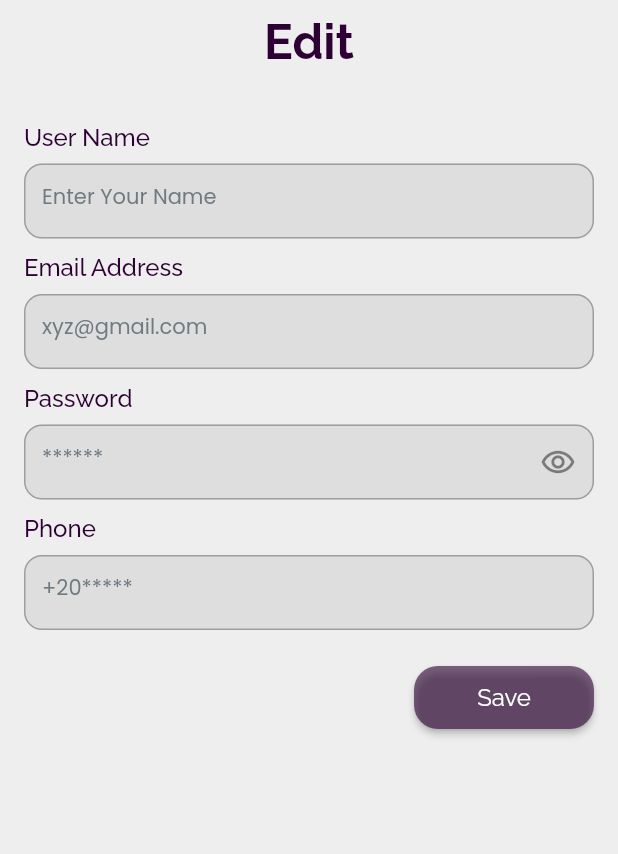
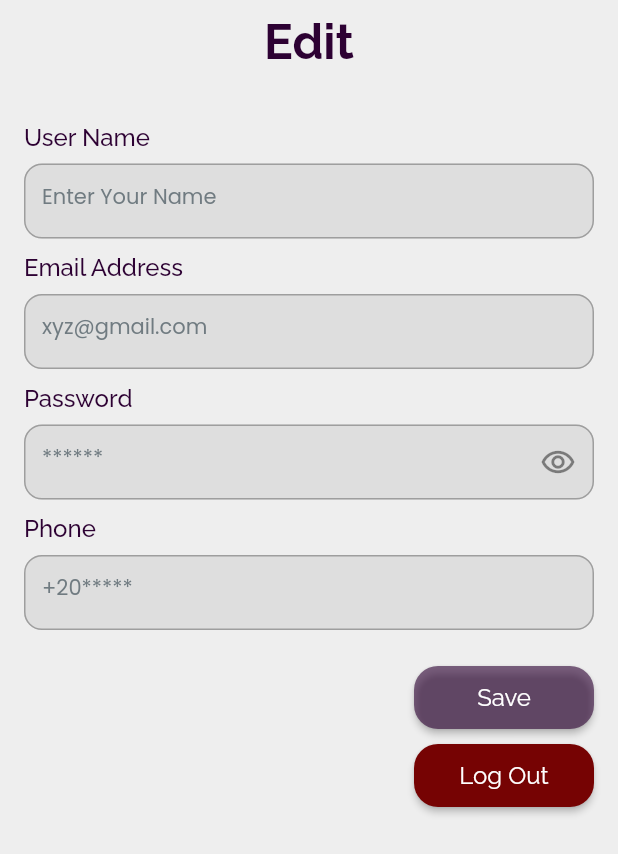
Before and after one commit to Rwan00/swift_buy, a Flutter app: the EditInfoScreen screen opened directly with empty values, on a phone screen of 412 x 824 dp. Shown: the top 854 px of the screen. Run offline on Flutter 3.47's test engine with Material 3 defaults, Android fonts, the phone set to English and light mode, and no system bars; our stand-ins replace carousel_slider, conditional_builder_null_safety, dio, easy_splash_screen, flutter_bloc, flutter_svg and 3 more; accounts and stored records are empty; network calls fail.

```diff
--- a/lib/screens/Edit_info_screen.dart
+++ b/lib/screens/Edit_info_screen.dart
@@ -5,11 +5,12 @@ import 'package:swift_buy/models/login_model.dart';
 import 'package:swift_buy/widgets/my_btn.dart';
 
 import '../cubits/shop_cubit/shop_cubit.dart';
+import '../methods/methods.dart';
 import '../widgets/input_field.dart';
 
 class EditInfoScreen extends StatelessWidget {
   final ShopLoginModel userData;
-  const EditInfoScreen({required this.userData,super.key});
+  const EditInfoScreen({required this.userData, super.key});
 
   @override
   Widget build(BuildContext context) {
@@ -23,9 +24,9 @@ class EditInfoScreen extends StatelessWidget {
         listener: (context, state) {},
         builder: (context, state) {
           var cubit = ShopCubit.get(context);
-           usernameController.text = userData.data!.name!;
-           emailController.text = userData.data!.email!;
-           phoneController.text = userData.data!.phone!;
+          usernameController.text = userData.data!.name!;
+          emailController.text = userData.data!.email!;
+          phoneController.text = userData.data!.phone!;
           print(userData.data!.name);
           return Scaffold(
             appBar: AppBar(
@@ -70,6 +71,18 @@ class EditInfoScreen extends StatelessWidget {
                       onPressed: () {},
                     ),
                   ),
+                  const SizedBox(
+                    height: 10,
+                  ),
+                  SizedBox(
+                    width: 120,
+                    height: 42,
+                    child: AppBtn(
+                      clr: const Color.fromARGB(255, 118, 3, 3),
+                      label: "Log Out",
+                      onPressed: () => buildDialog(context),
+                    ),
+                  ),
                 ],
               ),
             ),
--- a/lib/widgets/my_btn.dart
+++ b/lib/widgets/my_btn.dart
@@ -3,11 +3,11 @@ import 'package:google_fonts/google_fonts.dart';
 
 import '../theme/body_theme.dart';
 
-
 class AppBtn extends StatelessWidget {
   final void Function()? onPressed;
   final String label;
-  const AppBtn({required this.label,required this.onPressed,super.key});
+  final Color? clr ;
+   const AppBtn({required this.label, required this.onPressed,this.clr, super.key});
 
   @override
   Widget build(BuildContext context) {
@@ -19,11 +19,12 @@ class AppBtn extends StatelessWidget {
                 MaterialStateProperty.all(GoogleFonts.raleway(fontSize: 16)),
             shape: MaterialStateProperty.all<RoundedRectangleBorder>(
               RoundedRectangleBorder(
-                borderRadius:
-                    BorderRadius.circular(16.0),
+                borderRadius: BorderRadius.circular(16.0),
               ),
             ),
-            backgroundColor: MaterialStateProperty.all(primaryDeepPurple.withOpacity(0.6))),
-        child:  Text(label,));
+            backgroundColor: MaterialStateProperty.all(clr ?? primaryDeepPurple.withOpacity(0.6))),
+        child: Text(
+          label,
+        ));
   }
 }
```
Also changed, not shown: lib/methods/methods.dart (+87 -8 lines), lib/screens/on_boarding.dart (+18 -13 lines).
